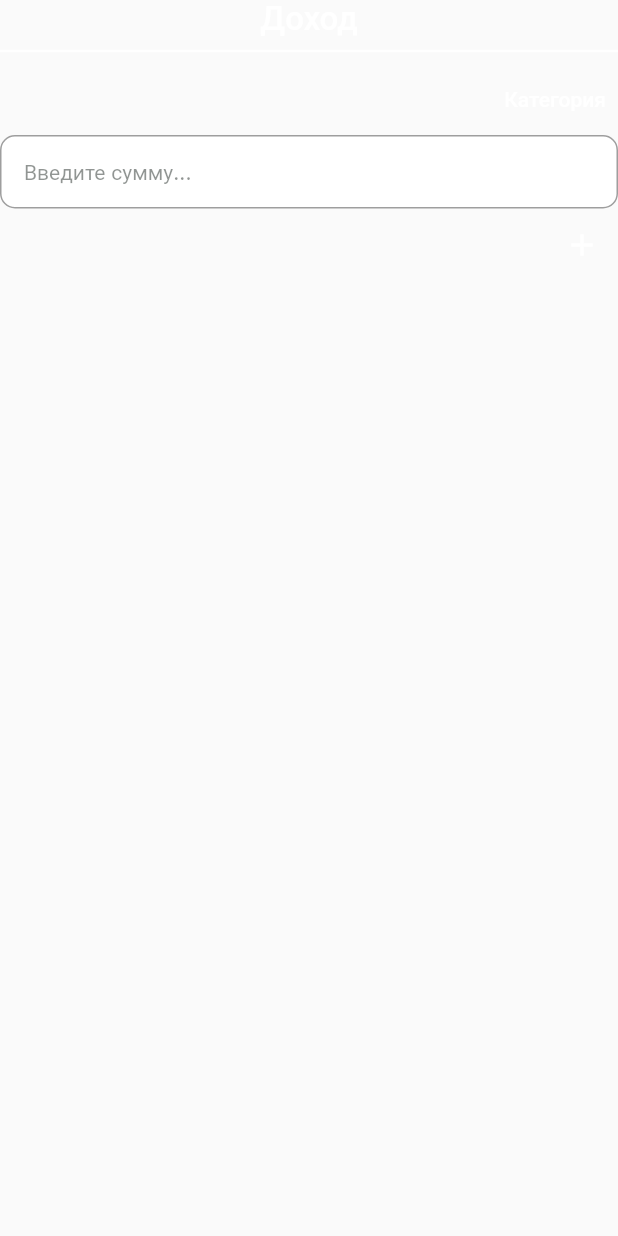
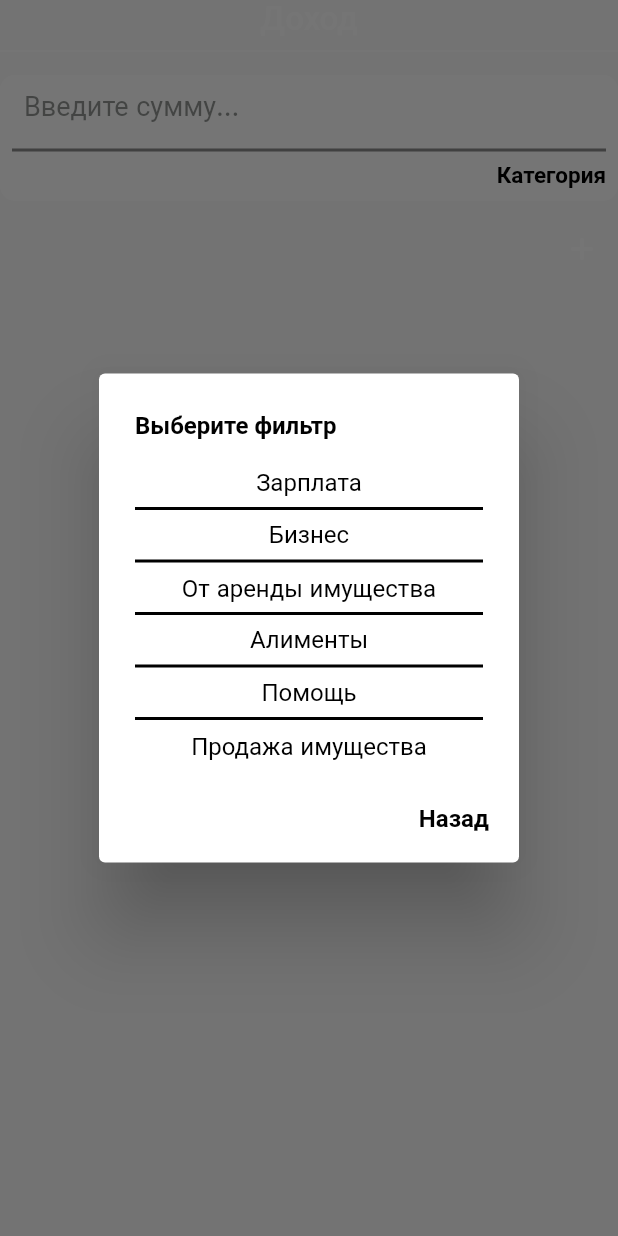
Before and after one commit to artemka-web3/IamAppV2, a Flutter app: the NodeContainer widget shown alone on an empty page, opened directly, after a tap on "Категория", on a phone screen of 412 x 824 dp. Run offline on Flutter 3.47's test engine with Material 2 defaults, Android fonts, the phone set to English and light mode, and no system bars; our stand-ins replace bloc, firebase_auth, firebase_core, firebase_database, firebase_messaging, flutter_bloc and 8 more; missing offline and left inert: syncfusion_flutter_xlsio; accounts and stored records are empty; project files that could hold a hidden picture were left out.

Commit message:
Категории
- Сделаны категории для страницы планирования(необходимо протестировать)
- Сделан новый дизайн для ячеек на странице планирования

Нужно сделать ещё:
- Поправить формулы на "Доходах и расходах" и "Свободное планирование"
- Поправить расшифровку числа ГУА = 10

```diff
--- a/lib/pages/earning_spending/plan.dart
+++ b/lib/pages/earning_spending/plan.dart
@@ -7,6 +7,13 @@
 
 import 'package:i_am_app/classes/models/plan.dart' as pl;
 import 'package:i_am_app/pages/bloc/bloc/user_bloc.dart';
+
+enum Category {
+  Earning,
+  SpendingConst,
+  SpendingTemp,
+  None,
+}
 
 class CustomCategory {
   TextEditingController controller;
@@ -41,6 +48,19 @@
   'Прочее',
 ];
 
+List<String> cSpendingTemp = [
+  'Путешествие',
+  'Хобби',
+  'Одежда',
+  'Недвижимость',
+  'Транспорт',
+  'Лечение',
+  'Инвестиции',
+  'Сбережения',
+  'Благотворительность',
+  'Прочее',
+];
+
 List<TextEditingController> controllers = [
   TextEditingController(),
   TextEditingController(),
@@ -62,18 +82,6 @@
 
 bool switchValue = false;
 
-List<String> cSpendingTemp = [
-  'Путешествие',
-  'Хобби',
-  'Одежда',
-  'Недвижимость',
-  'Транспорт',
-  'Лечение',
-  'Инвестиции',
-  'Сбережения',
-  'Благотворительность',
-  'Прочее',
-];
 DateTime date = DateTime.now();
 
 class Plan extends StatefulWidget {
@@ -294,16 +302,19 @@
                     controllers: customControllersIncome,
                     title: "Доход",
                     showCatigory: true,
+                    categories: cEarning,
                   ),
                   NodeContainer(
                     controllers: customControllersFixed,
                     title: "Постоянные расходы",
                     showCatigory: true,
+                    categories: cSpendingConst,
                   ),
                   NodeContainer(
                     controllers: customControllersVar,
                     title: "Переменные расходы",
                     showCatigory: true,
+                    categories: cSpendingTemp,
                   ),
                   ContainerTextForm(
                     controller: controllers[3],
@@ -341,6 +352,13 @@
                         variable +=
                             int.parse(i.controller.text.replaceAll(' ', ''));
                       }
+                      final incomeList = List<pl.Node>.generate(
+                          customControllersIncome.length,
+                          (index) => pl.Node(
+                              category: customControllersIncome[index].catigory,
+                              value: customControllersIncome[index]
+                                  .controller
+                                  .text));
                       pl.Plan plan = pl.Plan(
                         date: date,
                         income: income.toString(),
@@ -349,14 +367,7 @@
                         drr: controllers[3].text,
                         progressiveTotal: controllers[4].text,
                         passiveIncome: controllers[5].text,
-                        incomeList: List<pl.Node>.generate(
-                            customControllersIncome.length,
-                            (index) => pl.Node(
-                                category:
-                                    customControllersIncome[index].catigory,
-                                value: customControllersIncome[index]
-                                    .controller
-                                    .text)),
+                        incomeList: incomeList,
                         fixedCostsList: List<pl.Node>.generate(
                             customControllersFixed.length,
                             (index) => pl.Node(
@@ -423,15 +434,17 @@
   final String title;
   final bool showCatigory;
   final bool? showInfo;
-
+  final List<String> categories;
   final List<CustomCategory> controllers;
 
-  const NodeContainer(
-      {super.key,
+  const NodeContainer({
+    super.key,
     required this.title,
     required this.showCatigory,
+    required this.controllers,
+    required this.categories,
     this.showInfo,
-      required this.controllers});
+  });
 
   @override
   Widget build(BuildContext context) {
@@ -459,25 +472,54 @@
             removeTop: true,
             child: ListView.builder(
               shrinkWrap: true,
+              physics: NeverScrollableScrollPhysics(),
               itemCount: controllers.length,
               itemBuilder: ((context, index) {
-                return Column(
+                return Container(
+                  margin: EdgeInsets.symmetric(vertical: 8.0),
+                  decoration: BoxDecoration(
+                    color: Colors.white,
+                    borderRadius: BorderRadius.circular(10.0),
+                  ),
+                  child: Column(
                     children: [
-                    Align(
-                      alignment: Alignment.centerRight,
-                      child: TextButton(
-                        onPressed: () {},
-                        child: Text(
-                          "Категория",
-                          style: TextStyle(color: Colors.white),
-                        ),
-                      ),
-                    ),
                       TextForm(
                         setState: setState,
                         controller: controllers[index].controller,
                       ),
+                      Padding(
+                        padding: const EdgeInsets.symmetric(horizontal: 8.0),
+                        child: Divider(
+                          color: Colors.black45,
+                          thickness: 2.0,
+                        ),
+                      ),
+                      Padding(
+                        padding: const EdgeInsets.only(right: 8.0, bottom: 8.0),
+                        child: Align(
+                          alignment: Alignment.bottomRight,
+                          child: GestureDetector(
+                            onTap: () async {
+                              var buf =
+                                  await categoryDialog(categories, context);
+                              controllers[index].catigory = buf;
+                              setState(() {});
+                            },
+                            child: Text(
+                              controllers[index].catigory ?? "Категория",
+                              style: Theme.of(context)
+                                  .textTheme
+                                  .bodyMedium!
+                                  .copyWith(
+                                    fontSize: 15.0,
+                                    fontWeight: FontWeight.w600,
+                                  ),
+                            ),
+                          ),
+                        ),
+                      ),
                     ],
+                  ),
                 );
               }),
             ),
@@ -576,10 +618,15 @@
         borderRadius: BorderRadius.circular(10.0),
         color: Colors.white,
       ),
-      child: TextFormField(
+      child: Column(
+        children: [
+          TextFormField(
             controller: controller,
             keyboardType: TextInputType.number,
-        style: Theme.of(context).textTheme.bodyMedium!.copyWith(fontSize: 14.0),
+            style: Theme.of(context)
+                .textTheme
+                .bodyMedium!
+                .copyWith(fontSize: 18.0),
             onChanged: (value) {
               inputHandler(
                   switchValue,
@@ -592,16 +639,18 @@
               setState(() {});
             },
             decoration: InputDecoration(
+              isDense: true,
               hintText: "Введите сумму...",
               hintStyle: const TextStyle(
                 color: Color.fromARGB(129, 37, 46, 41),
               ),
-          contentPadding: const EdgeInsets.all(16.0),
-          border: OutlineInputBorder(
-            borderRadius: BorderRadius.circular(10.0),
-          ),
+              contentPadding:
+                  const EdgeInsets.symmetric(horizontal: 16.0, vertical: 10.0),
+              border: InputBorder.none,
               fillColor: Colors.white,
             ),
+          ),
+        ],
       ),
     );
   }
@@ -830,3 +879,75 @@
     }
   }
 }
+
+Future<String?> categoryDialog(
+    List<String> params, BuildContext context) async {
+  return await showDialog<String?>(
+    context: context,
+    builder: (context) => AlertDialog(
+      actionsPadding: EdgeInsets.only(
+        right: 20.0,
+        bottom: 20.0,
+      ),
+      insetPadding: EdgeInsets.zero,
+      title: Text(
+        "Выберите фильтр",
+        style: Theme.of(context)
+            .textTheme
+            .bodyMedium!
+            .copyWith(fontWeight: FontWeight.w600),
+      ),
+      content: Container(
+        width: 200,
+        height: 200,
+        child: Center(
+          child: ListView.builder(
+            shrinkWrap: true,
+            physics: BouncingScrollPhysics(),
+            itemCount: params.length,
+            itemBuilder: (context, index) => Center(
+              child: GestureDetector(
+                onTap: () {
+                  Navigator.of(context).pop(params[index]);
+                },
+                child: Column(
+                  mainAxisSize: MainAxisSize.min,
+                  children: [
+                    GestureDetector(
+                      child: Text(
+                        params[index],
+                        style: Theme.of(context).textTheme.bodyMedium,
+                      ),
+                    ),
+                    Divider(
+                      color: Colors.black,
+                      thickness: 2.0,
+                    ),
+                  ],
+                ),
+              ),
+            ),
+          ),
+        ),
+      ),
+      actions: [
+        GestureDetector(
+          onTap: () {
+            Navigator.of(context).pop();
+            return null;
+          },
+          child: Text(
+            "Назад",
+            style: Theme.of(context)
+                .textTheme
+                .bodyMedium!
+                .copyWith(fontWeight: FontWeight.w600),
+          ),
+        ),
+      ],
+    ),
+  ).then((value) {
+    print(value);
+    return value;
+  });
+}
--- a/lib/pages/index_of_life.dart
+++ b/lib/pages/index_of_life.dart
@@ -285,8 +285,10 @@
 
 void animateControllerJump(ScrollController controller) {
   WidgetsBinding.instance.addPostFrameCallback((_) {
-    controller.animateTo((DateTime.now().month - 1) * (110 + 8.0),
-        duration: const Duration(milliseconds: 760), curve: Curves.bounceOut);
+    if (controller.hasClients) {
+      controller.animateTo((DateTime.now().month - 1) * (110 + 8.0),
+          duration: const Duration(milliseconds: 760), curve: Curves.bounceOut);
+    }
   });
 }
 
```
Lines whose indentation alone changed are shown as unchanged.
